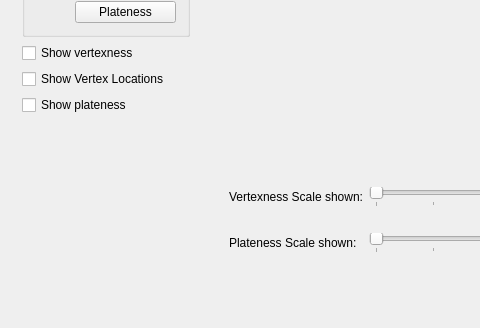
Old version of the form Modules/ScaleSpaceExplorer/scalespaceexplorer.ui in the repository morganrcu/TTT; both pictures show x 0 to 480 and y 376 to 704 of the 989 by 704 pixel window.
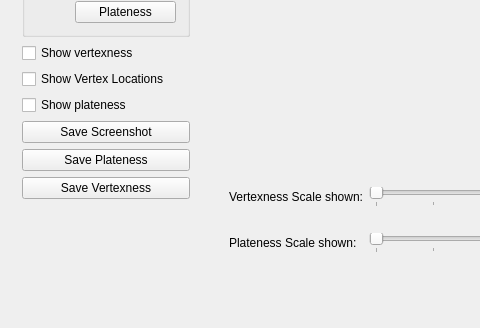
New version of the form. Custom widgets are drawn as their Qt base class.

```diff
--- a/Modules/ScaleSpaceExplorer/scalespaceexplorer.ui
+++ b/Modules/ScaleSpaceExplorer/scalespaceexplorer.ui
@@ -265,6 +265,27 @@
          </property>
         </widget>
        </item>
+       <item row="6" column="0" colspan="2">
+        <widget class="QPushButton" name="saveScreenshotButton">
+         <property name="text">
+          <string>Save Screenshot</string>
+         </property>
+        </widget>
+       </item>
+       <item row="7" column="0" colspan="2">
+        <widget class="QPushButton" name="savePlatenessButton">
+         <property name="text">
+          <string>Save Plateness</string>
+         </property>
+        </widget>
+       </item>
+       <item row="8" column="0" colspan="2">
+        <widget class="QPushButton" name="saveVertexnessButton">
+         <property name="text">
+          <string>Save Vertexness</string>
+         </property>
+        </widget>
+       </item>
       </layout>
      </widget>
     </item>
```
Left out of the diff: 2 changed lines with no effect on the pictures.
